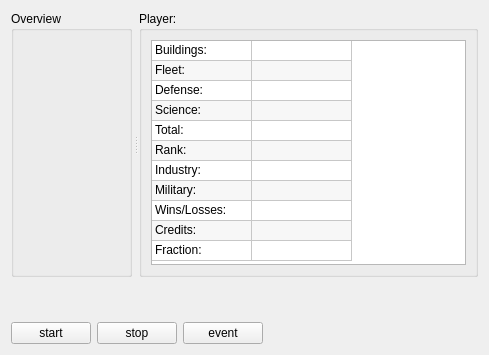
Above: ui/overview.ui from minlexx/xnovacmd before the change. Below: the same form after it.
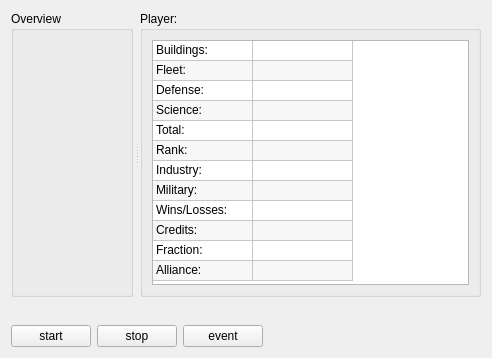
That is the form after the change.

Commit message: Overview displays new account stats info fixes in parser

```diff
--- a/ui/overview.ui
+++ b/ui/overview.ui
@@ -6,8 +6,8 @@
    <rect>
     <x>0</x>
     <y>0</y>
-    <width>489</width>
-    <height>355</height>
+    <width>492</width>
+    <height>358</height>
    </rect>
   </property>
   <property name="windowTitle">
@@ -43,7 +43,7 @@
          <property name="minimumSize">
           <size>
            <width>100</width>
-           <height>225</height>
+           <height>245</height>
           </size>
          </property>
          <property name="maximumSize">
@@ -152,6 +152,11 @@
            <string>11</string>
           </property>
          </row>
+         <row>
+          <property name="text">
+           <string>12</string>
+          </property>
+         </row>
          <column>
           <property name="text">
            <string>name</string>
@@ -217,6 +222,11 @@
            <string>Fraction:</string>
           </property>
          </item>
+         <item row="11" column="0">
+          <property name="text">
+           <string>Alliance:</string>
+          </property>
+         </item>
         </widget>
        </item>
       </layout>
```
The commit also changes 3 other files.
